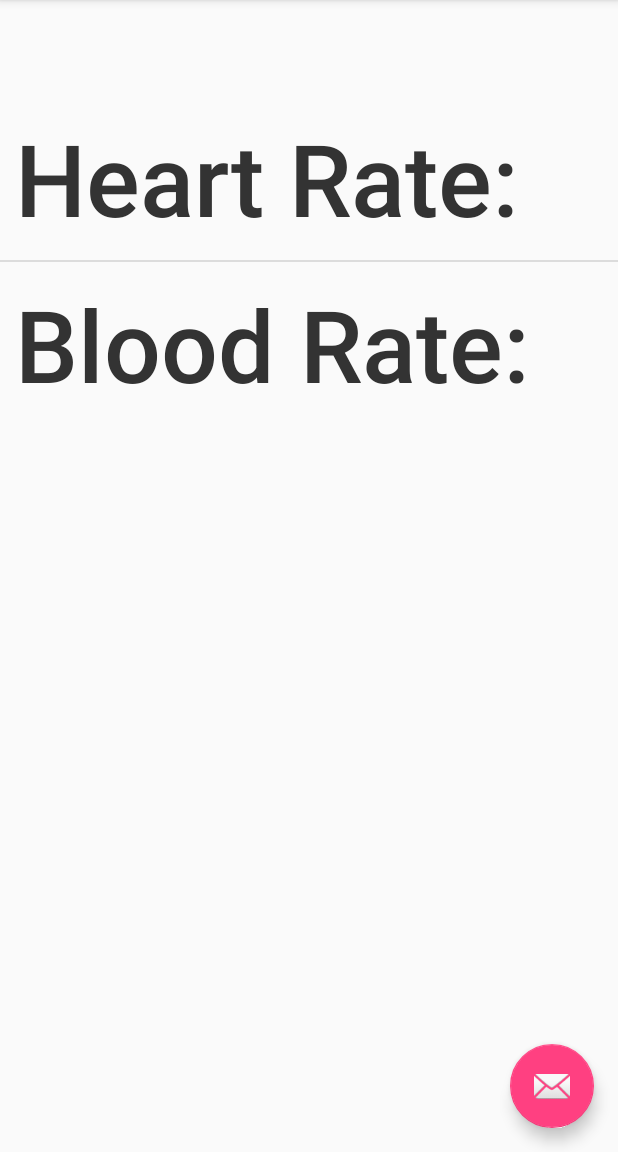
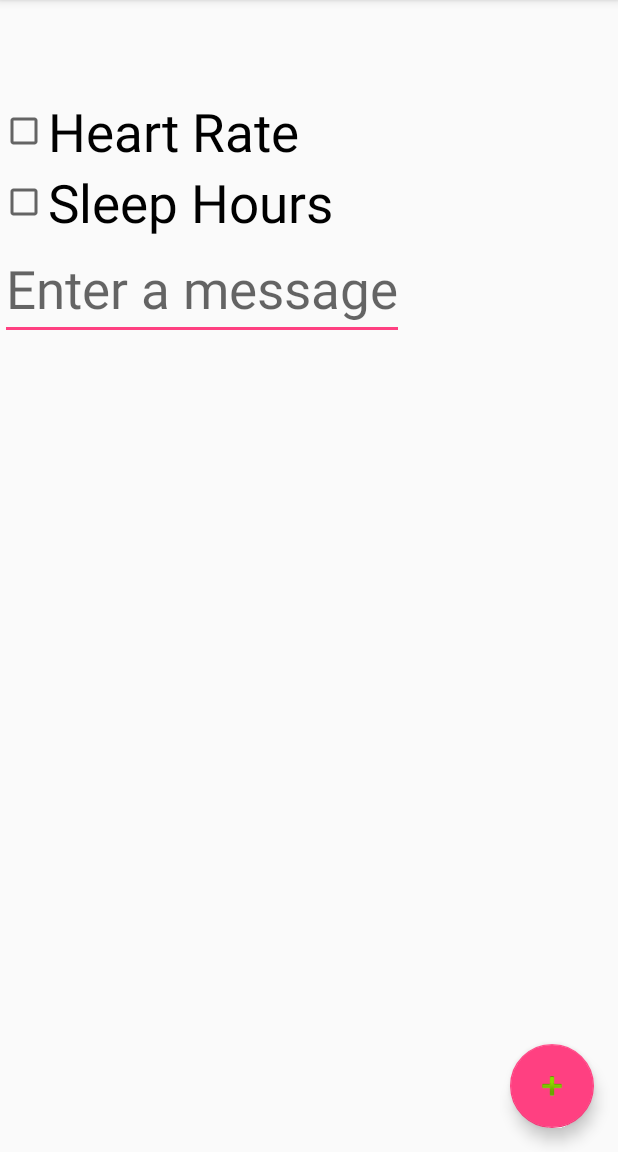
Before and after one commit to JeryBeary/Mhacks-Refactor, an Android app: the screen it shows after launch (Data), on a phone screen of 412 x 824 dp, the part 84-1236 px from its top. Run offline under Robolectric (Android 15) with nearby library versions, the phone set to English and light mode, and no system bars.

Commit message:
Edited first activity UI

```diff
--- a/Heart2Heart/app/src/main/java/baitsbait/heart2heart/Data.java
+++ b/Heart2Heart/app/src/main/java/baitsbait/heart2heart/Data.java
@@ -8,11 +8,14 @@ import android.support.v7.widget.Toolbar;
 import android.view.Menu;
 import android.view.MenuItem;
 import android.view.View;
+import android.widget.CheckBox;
 import android.widget.ListView;
 import android.widget.ArrayAdapter;
 
 public class Data extends AppCompatActivity {
-    ListView data;
+    //ListView data;
+    CheckBox heart, sleep;
+
     @Override
     protected void onCreate(Bundle savedInstanceState) {
     super.onCreate(savedInstanceState);
@@ -28,13 +31,31 @@ public class Data extends AppCompatActivity {
                         .setAction("Action", null).show();
             }
         });
-        String[] displays = {"Heart Rate: ", "Blood Rate: "};
+        String[] displays = {"Heart Rate: ", "Sleep Hours: "};
         ArrayAdapter adapter = new ArrayAdapter<String>(this,R.layout.activity_list,displays);
-        data = (ListView)findViewById(R.id.data);
-        data.setAdapter(adapter);
+        heart = (CheckBox)findViewById(R.id.heart);
+        //heart.setAdapter(adapter);
+        sleep = (CheckBox)findViewById(R.id.sleep);
+        //sleep.setAdapter(adapter);
 
     }
 
+    public void onCheckboxClicked(View view) {
+        // Is the view now checked?
+        boolean checked = ((CheckBox) view).isChecked();
+
+        // Check which checkbox was clicked
+        switch(view.getId()) {
+            case R.id.heart:
+                if (checked)
+                // Put some meat on the sandwich
+                break;
+            case R.id.sleep:
+                if (checked)
+                // Cheese me
+                break;
+        }
+    }
     @Override
     public boolean onCreateOptionsMenu(Menu menu) {
         // Inflate the menu; this adds items to the action bar if it is present.
--- a/Heart2Heart/app/src/main/res/layout/activity_data.xml
+++ b/Heart2Heart/app/src/main/res/layout/activity_data.xml
@@ -34,13 +34,37 @@
         android:layout_height="match_parent"
         android:orientation="vertical" >
 
-        <ListView
+        <!--<ListView
             android:id="@+id/data"
             android:layout_height="wrap_content"
+            android:layout_width="match_parent">
+        </ListView>!-->
 
-            android:layout_width="match_parent">
+        <CheckBox android:id="@+id/heart"
+            android:layout_width="wrap_content"
+            android:layout_height="wrap_content"
+            android:textSize="35dp"
+            android:text="Heart Rate"
+            android:onClick="onCheckboxClicked"/>
 
-        </ListView>
+        <CheckBox android:id="@+id/sleep"
+            android:layout_width="wrap_content"
+            android:layout_height="wrap_content"
+            android:textSize="35dp"
+            android:text="Sleep Hours"
+            android:onClick="onCheckboxClicked"/>
+
+        <EditText android:id="@+id/edit_message"
+            android:layout_width="wrap_content"
+            android:layout_height="wrap_content"
+            android:textSize="35dp"
+            android:singleLine="true"
+            android:hint="@string/edit_message" />
+
+        <!--<Button android:id="@+id/button"
+            android:layout_width="wrap_content"
+            android:layout_height="wrap_content"
+            android:text="@string/button_send" />!-->
 
     </LinearLayout>
     <android.support.design.widget.FloatingActionButton
@@ -49,6 +73,6 @@
         android:layout_height="wrap_content"
         android:layout_gravity="bottom|end"
         android:layout_margin="@dimen/fab_margin"
-        android:src="@android:drawable/ic_dialog_email" />
+        android:src="@android:drawable/ic_input_add" />
 
 </android.support.design.widget.CoordinatorLayout>
--- /dev/null
+++ b/Heart2Heart/app/src/main/res/menu/button_action.xml
@@ -0,0 +1,4 @@
+<?xml version="1.0" encoding="utf-8"?>
+<menu xmlns:android="http://schemas.android.com/apk/res/android">
+
+</menu>
--- a/Heart2Heart/app/src/main/res/values/strings.xml
+++ b/Heart2Heart/app/src/main/res/values/strings.xml
@@ -2,6 +2,9 @@
     <string name="app_name">Heart2Heart</string>
     <string name="action_settings">Settings</string>
     <string name="title_activity_list">List</string>
-
+    <string name="edit_message">Enter a message</string>
+    <string name="button_send">Send</string>
+    <string name="button_heart">Heart Rate</string>
+    <string name="button_sleep">Sleep Hours</string>
     <string name="hello_world">Hello world!</string>
 </resources>
```
Also changed, not shown: Heart2Heart/app/src/main/res/layout/content_data.xml (+8 -0 lines).
